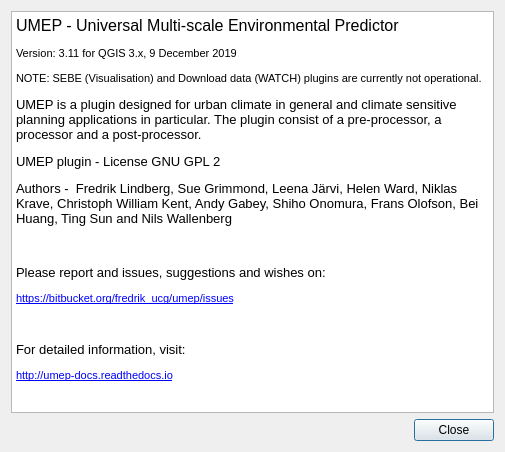
The window that UMEP_about.ui (UMEP-dev/UMEP) describes before a commit, drawn with Qt 5.
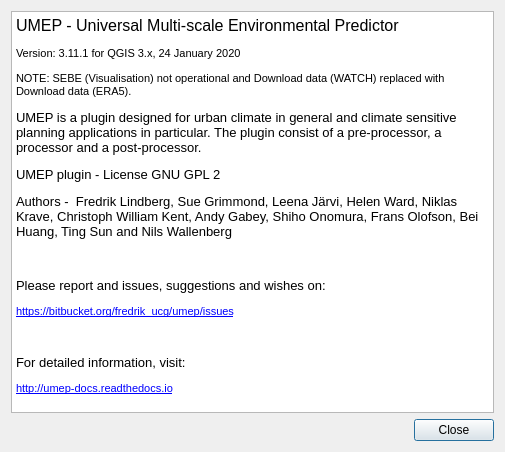
The same window after the commit.

Commit message: 3.11.1: Response to issues #96, #125, #129 and #130. Configuring for gdal3. New plugin DownloadData (ERA5).

Patch:
```diff
--- a/UMEP_about.ui
+++ b/UMEP_about.ui
@@ -29,10 +29,10 @@
       <string>&lt;!DOCTYPE HTML PUBLIC &quot;-//W3C//DTD HTML 4.0//EN&quot; &quot;http://www.w3.org/TR/REC-html40/strict.dtd&quot;&gt;
 &lt;html&gt;&lt;head&gt;&lt;meta name=&quot;qrichtext&quot; content=&quot;1&quot; /&gt;&lt;style type=&quot;text/css&quot;&gt;
 p, li { white-space: pre-wrap; }
-&lt;/style&gt;&lt;/head&gt;&lt;body style=&quot; font-family:'MS Shell Dlg 2'; font-size:8.25pt; font-weight:400; font-style:normal;&quot;&gt;
+&lt;/style&gt;&lt;/head&gt;&lt;body style=&quot; font-family:'MS Shell Dlg 2'; font-size:7.8pt; font-weight:400; font-style:normal;&quot;&gt;
 &lt;p style=&quot; margin-top:0px; margin-bottom:0px; margin-left:0px; margin-right:0px; -qt-block-indent:0; text-indent:0px;&quot;&gt;&lt;span style=&quot; font-size:12pt;&quot;&gt;UMEP - Universal Multi-scale Environmental Predictor &lt;/span&gt;&lt;/p&gt;
-&lt;p style=&quot; margin-top:12px; margin-bottom:12px; margin-left:0px; margin-right:0px; -qt-block-indent:0; text-indent:0px;&quot;&gt;&lt;span style=&quot; font-size:8pt;&quot;&gt;Version: 3.11 for QGIS 3.x, 9 December 2019&lt;/span&gt;&lt;/p&gt;
-&lt;p style=&quot; margin-top:12px; margin-bottom:12px; margin-left:0px; margin-right:0px; -qt-block-indent:0; text-indent:0px;&quot;&gt;&lt;span style=&quot; font-size:8pt;&quot;&gt;NOTE: SEBE (Visualisation) and Download data (WATCH) plugins are currently not operational.&lt;/span&gt;&lt;/p&gt;
+&lt;p style=&quot; margin-top:12px; margin-bottom:12px; margin-left:0px; margin-right:0px; -qt-block-indent:0; text-indent:0px;&quot;&gt;&lt;span style=&quot; font-size:8pt;&quot;&gt;Version: 3.11.1 for QGIS 3.x, 24 January 2020&lt;/span&gt;&lt;/p&gt;
+&lt;p style=&quot; margin-top:12px; margin-bottom:12px; margin-left:0px; margin-right:0px; -qt-block-indent:0; text-indent:0px;&quot;&gt;&lt;span style=&quot; font-size:8pt;&quot;&gt;NOTE: SEBE (Visualisation) not operational and Download data (WATCH) replaced with Download data (ERA5).&lt;/span&gt;&lt;/p&gt;
 &lt;p style=&quot; margin-top:12px; margin-bottom:12px; margin-left:0px; margin-right:0px; -qt-block-indent:0; text-indent:0px;&quot;&gt;&lt;span style=&quot; font-size:10pt;&quot;&gt;UMEP is a plugin designed for urban climate in general and climate sensitive planning applications in particular. The plugin consist of a pre-processor, a processor and a post-processor.&lt;/span&gt;&lt;/p&gt;
 &lt;p style=&quot; margin-top:12px; margin-bottom:12px; margin-left:0px; margin-right:0px; -qt-block-indent:0; text-indent:0px;&quot;&gt;&lt;span style=&quot; font-size:10pt;&quot;&gt;UMEP plugin - License GNU GPL 2&lt;/span&gt;&lt;/p&gt;
 &lt;p style=&quot; margin-top:12px; margin-bottom:12px; margin-left:0px; margin-right:0px; -qt-block-indent:0; text-indent:0px;&quot;&gt;&lt;span style=&quot; font-size:10pt;&quot;&gt;Authors -  Fredrik Lindberg, Sue Grimmond, Leena Järvi, Helen Ward, Niklas Krave, Christoph William Kent, Andy Gabey, Shiho Onomura, Frans Olofson, Bei Huang, Ting Sun and Nils Wallenberg&lt;/span&gt;&lt;/p&gt;
```
The commit also changes 21 other files.
